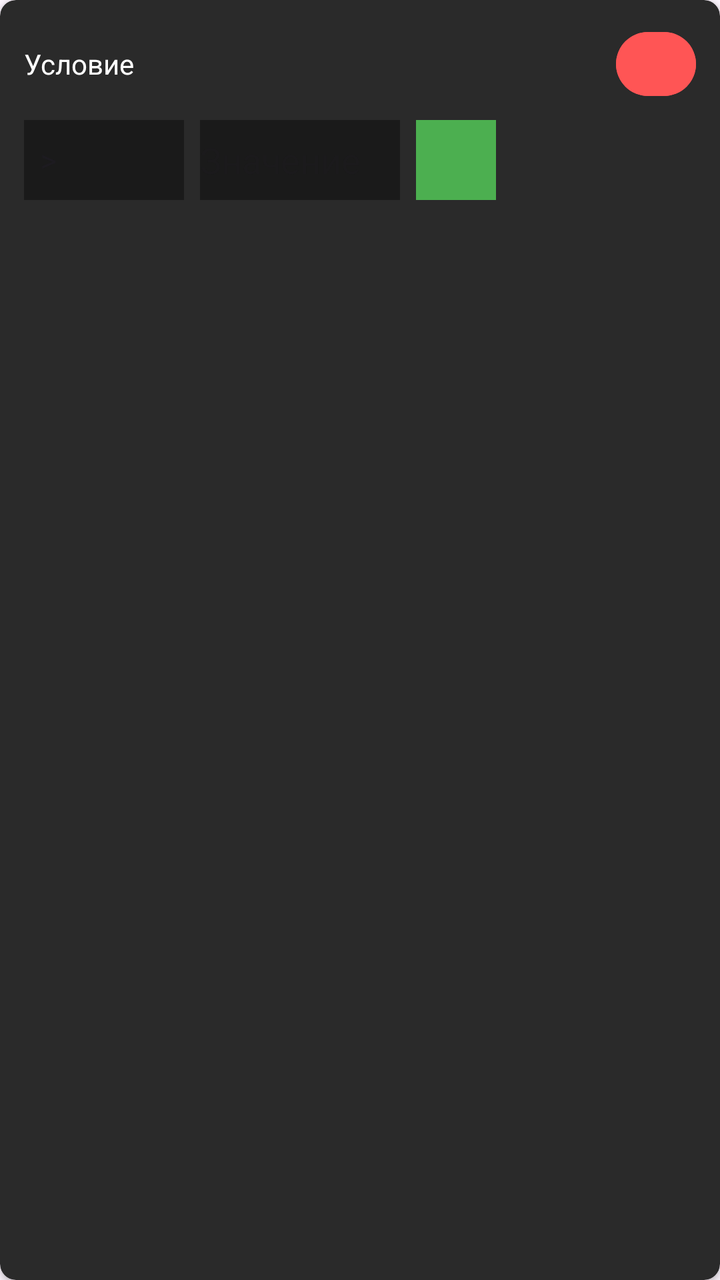
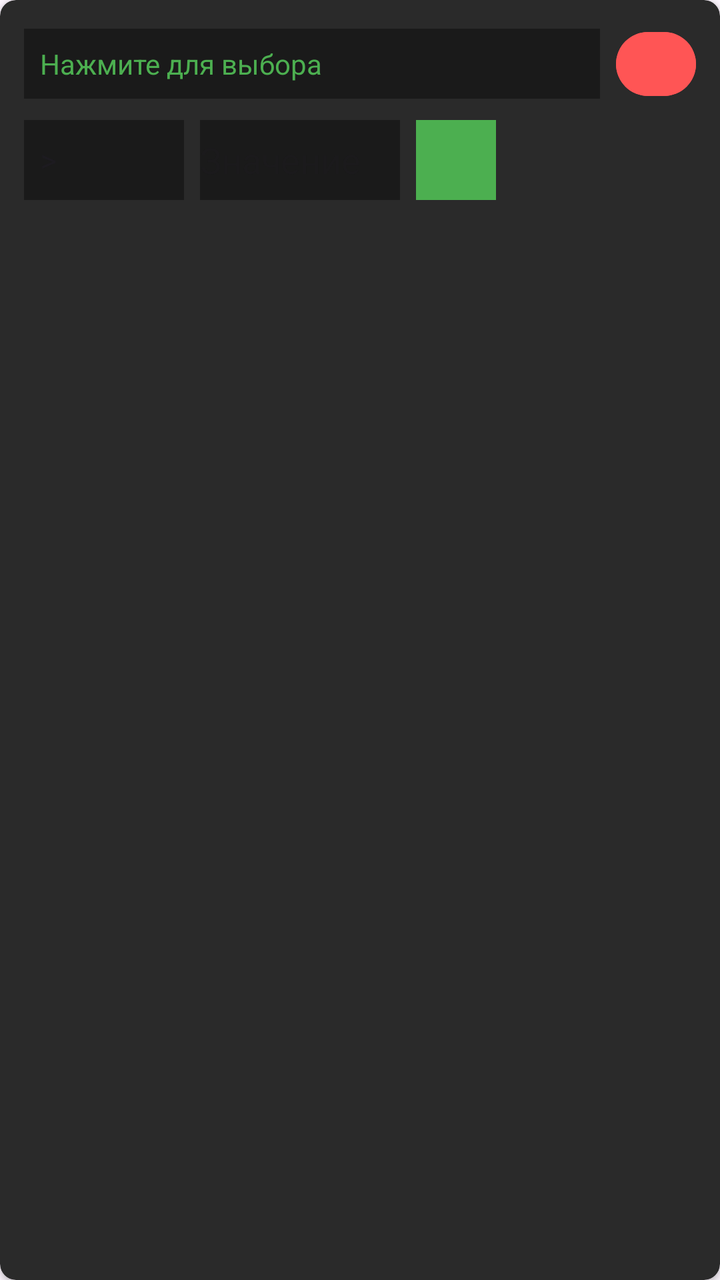

Two renders of the same Android screen: before a commit and after it. Below are the layout's source before the change and the commit's diff.
<!-- AndroidManifest.xml: application theme Theme.SmartHomeDashboard -->
<!-- res/layout/item_color_rule.xml -->
<?xml version="1.0" encoding="utf-8"?>
<androidx.cardview.widget.CardView xmlns:android="http://schemas.android.com/apk/res/android"
    xmlns:app="http://schemas.android.com/apk/res-auto"
    android:layout_width="match_parent"
    android:layout_height="wrap_content"
    android:layout_margin="4dp"
    app:cardBackgroundColor="#2A2A2A"
    app:cardCornerRadius="8dp">

    <LinearLayout
        android:layout_width="match_parent"
        android:layout_height="wrap_content"
        android:orientation="vertical"
        android:padding="12dp">

        <LinearLayout
            android:layout_width="match_parent"
            android:layout_height="wrap_content"
            android:orientation="horizontal"
            android:gravity="center_vertical">

            <TextView
                android:layout_width="0dp"
                android:layout_height="wrap_content"
                android:layout_weight="1"
                android:text="Условие"
                android:textColor="#FFFFFF"
                android:textSize="14sp" />

            <Button
                android:id="@+id/btnDeleteRule"
                android:layout_width="40dp"
                android:layout_height="40dp"
                android:text="✕"
                android:backgroundTint="#FF5555" />

        </LinearLayout>

        <LinearLayout
            android:layout_width="match_parent"
            android:layout_height="wrap_content"
            android:orientation="horizontal"
            android:gravity="center_vertical"
            android:layout_marginTop="8dp">

            <Spinner
                android:id="@+id/spinnerOperator"
                android:layout_width="80dp"
                android:layout_height="40dp"
                android:background="#1A1A1A"
                android:entries="@array/operators" />

            <EditText
                android:id="@+id/etValue"
                android:layout_width="100dp"
                android:layout_height="40dp"
                android:layout_marginStart="8dp"
                android:background="#1A1A1A"
                android:textColor="#FFFFFF"
                android:inputType="numberDecimal"
                android:hint="Значение" />

            <View
                android:id="@+id/vColorPreview"
                android:layout_width="40dp"
                android:layout_height="40dp"
                android:layout_marginStart="8dp"
                android:background="#4CAF50" />

        </LinearLayout>
    </LinearLayout>
</androidx.cardview.widget.CardView>
<!-- resources referenced by this layout -->
<resources>
  <string-array name="operators">
          <item>&gt;</item>
          <item>=</item>
          <item>&gt;=</item>
      </string-array>
  <style name="Theme.SmartHomeDashboard" parent="Base.Theme.SmartHomeDashboard" />
  <style name="Base.Theme.SmartHomeDashboard" parent="Theme.Material3.DayNight.NoActionBar">
      </style>
</resources>

<!-- the commit's change to res/layout/item_color_rule.xml (unified diff, before → after) -->
@@ -20,17 +20,21 @@
             android:gravity="center_vertical">
 
             <TextView
+                android:id="@+id/btnSelectEntity"
                 android:layout_width="0dp"
                 android:layout_height="wrap_content"
                 android:layout_weight="1"
-                android:text="Условие"
-                android:textColor="#FFFFFF"
-                android:textSize="14sp" />
+                android:text="Нажмите для выбора"
+                android:textColor="#4CAF50"
+                android:textSize="14sp"
+                android:background="#1A1A1A"
+                android:padding="8dp" />
 
             <Button
                 android:id="@+id/btnDeleteRule"
                 android:layout_width="40dp"
                 android:layout_height="40dp"
+                android:layout_marginStart="8dp"
                 android:text="✕"
                 android:backgroundTint="#FF5555" />
 
<!-- resource entries referenced after the edit -->
@@ -2,8 +2,11 @@
 <resources>
   <string-array name="operators">
           <item>&gt;</item>
-          <item>=</item>
+          <item>&lt;</item>
+          <item>==</item>
+          <item>!=</item>
           <item>&gt;=</item>
+          <item>&lt;=</item>
       </string-array>
   <style name="Theme.SmartHomeDashboard" parent="Base.Theme.SmartHomeDashboard" />
   <style name="Base.Theme.SmartHomeDashboard" parent="Theme.Material3.DayNight.NoActionBar">
